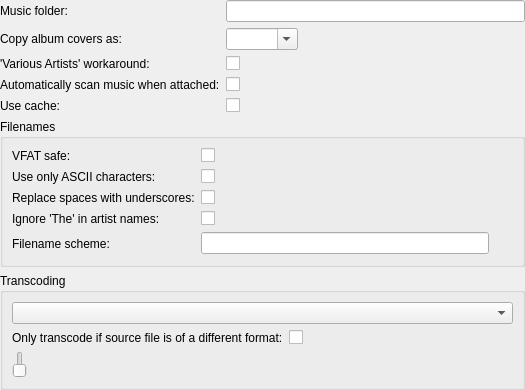
polpo/cantata-mac, file devices/devicepropertieswidget.ui: the form before one commit.
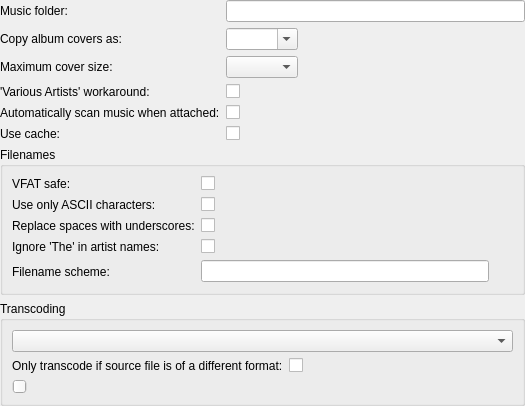
The form after the commit. Custom widgets are drawn as their Qt base class.

Commit message: Add option to specify max cover size when transfering to device.

```diff
--- a/devices/devicepropertieswidget.ui
+++ b/devices/devicepropertieswidget.ui
@@ -50,6 +50,23 @@
       </widget>
      </item>
      <item row="2" column="0">
+      <widget class="BuddyLabel" name="coverMaxSizeLabel">
+       <property name="text">
+        <string>Maximum cover size:</string>
+       </property>
+       <property name="buddy">
+        <cstring>coverMaxSize</cstring>
+       </property>
+      </widget>
+     </item>
+     <item row="2" column="1">
+      <widget class="QComboBox" name="coverMaxSize">
+       <property name="editable">
+        <bool>false</bool>
+       </property>
+      </widget>
+     </item>
+     <item row="3" column="0">
       <widget class="BuddyLabel" name="fixVariousArtistsLabel">
        <property name="text">
         <string>'Various Artists' workaround:</string>
@@ -59,10 +76,10 @@
        </property>
       </widget>
      </item>
-     <item row="2" column="1">
+     <item row="3" column="1">
       <widget class="OnOffButton" name="fixVariousArtists"/>
      </item>
-     <item row="3" column="0">
+     <item row="4" column="0">
       <widget class="BuddyLabel" name="autoScanLabel">
        <property name="text">
         <string>Automatically scan music when attached:</string>
@@ -72,10 +89,10 @@
        </property>
       </widget>
      </item>
-     <item row="3" column="1">
+     <item row="4" column="1">
       <widget class="OnOffButton" name="autoScan"/>
      </item>
-     <item row="4" column="0">
+     <item row="5" column="0">
       <widget class="BuddyLabel" name="useCacheLabel">
        <property name="text">
         <string>Use cache:</string>
@@ -85,7 +102,7 @@
        </property>
       </widget>
      </item>
-     <item row="4" column="1">
+     <item row="5" column="1">
       <widget class="OnOffButton" name="useCache"/>
      </item>
     </layout>
```
Left out of the diff: 1 changed line with no effect on the pictures. The commit also changes 26 other files.
